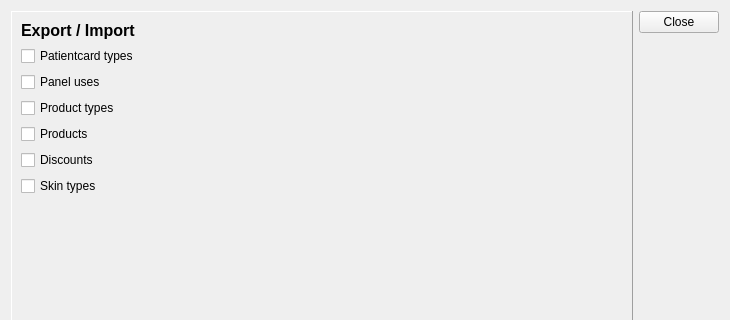
First picture: the form in client/dlgExportImport.ui, repository tbikfalvi/Belenus, before the edit; both pictures show x 0 to 730 and y 0 to 320 of the 730 by 514 pixel window.
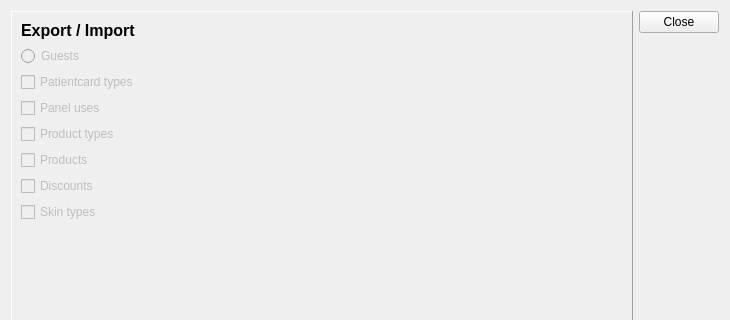
Second picture: the form after the edit.

Diff of the .ui file:
```diff
--- a/client/dlgExportImport.ui
+++ b/client/dlgExportImport.ui
@@ -46,8 +46,21 @@
            </property>
           </widget>
          </item>
+         <item>
+          <widget class="QRadioButton" name="rbGuest">
+           <property name="enabled">
+            <bool>false</bool>
+           </property>
+           <property name="text">
+            <string>Guests</string>
+           </property>
+          </widget>
+         </item>
          <item>
           <widget class="QCheckBox" name="chkPatientCardTypes">
+           <property name="enabled">
+            <bool>false</bool>
+           </property>
            <property name="text">
             <string>Patientcard types</string>
            </property>
@@ -55,6 +68,9 @@
          </item>
          <item>
           <widget class="QCheckBox" name="chkPanelUses">
+           <property name="enabled">
+            <bool>false</bool>
+           </property>
            <property name="text">
             <string>Panel uses</string>
            </property>
@@ -62,6 +78,9 @@
          </item>
          <item>
           <widget class="QCheckBox" name="chkProductTypes">
+           <property name="enabled">
+            <bool>false</bool>
+           </property>
            <property name="text">
             <string>Product types</string>
            </property>
@@ -69,6 +88,9 @@
          </item>
          <item>
           <widget class="QCheckBox" name="chkProducts">
+           <property name="enabled">
+            <bool>false</bool>
+           </property>
            <property name="text">
             <string>Products</string>
            </property>
@@ -76,6 +98,9 @@
          </item>
          <item>
           <widget class="QCheckBox" name="chkDiscounts">
+           <property name="enabled">
+            <bool>false</bool>
+           </property>
            <property name="text">
             <string>Discounts</string>
            </property>
@@ -83,6 +108,9 @@
          </item>
          <item>
           <widget class="QCheckBox" name="chkSkinTypes">
+           <property name="enabled">
+            <bool>false</bool>
+           </property>
            <property name="text">
             <string>Skin types</string>
            </property>
```
